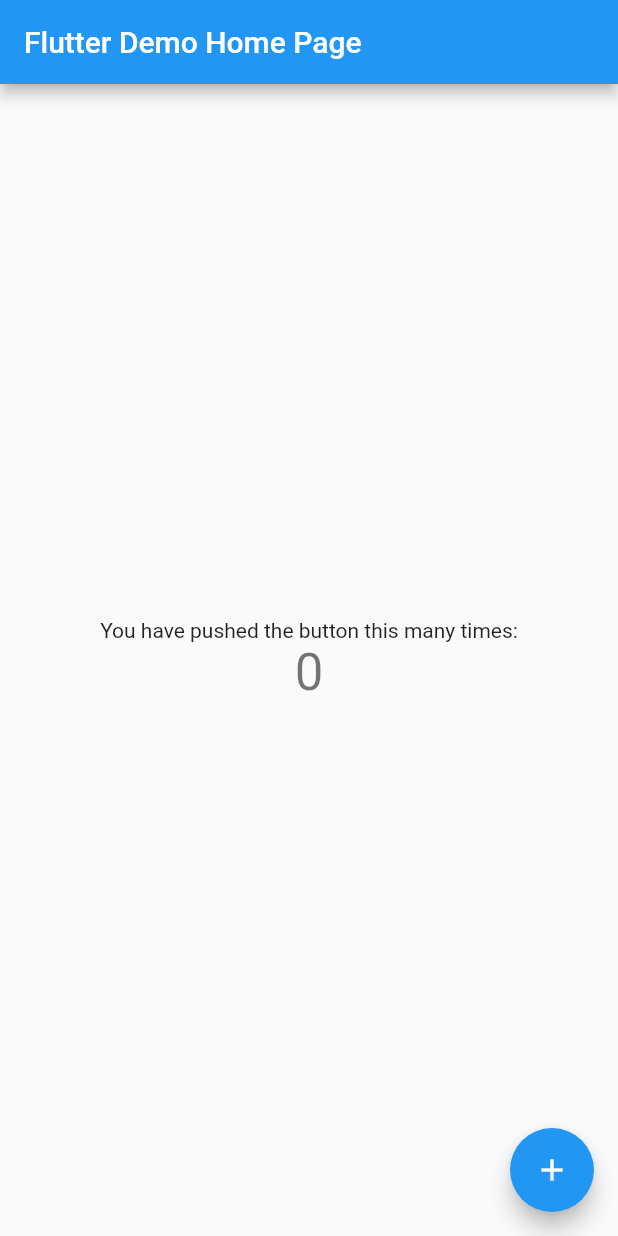
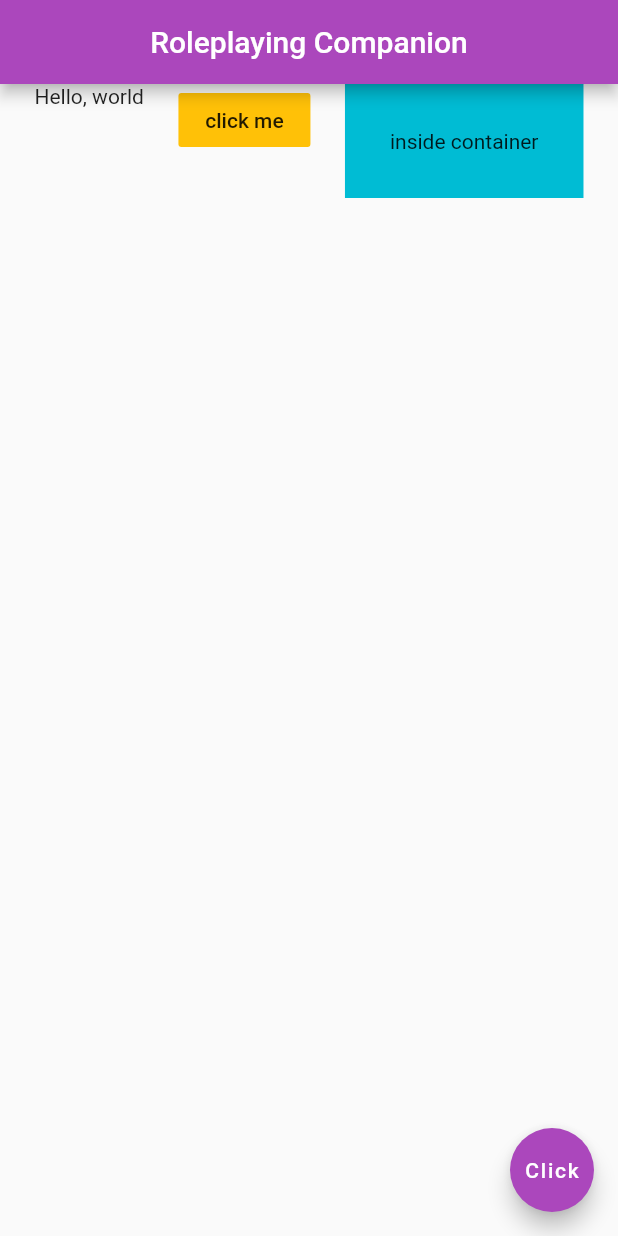
Before and after one commit to Hypnokat/RoleplayingCompanion, a Flutter app: the screen it shows after launch, on a phone screen of 412 x 824 dp. Run offline on Flutter 3.47's test engine with Material 2 defaults, Android fonts, the phone set to English and light mode, and no system bars.

Commit message:
Testing Flutter out, no major changes

```diff
--- a/lib/main.dart
+++ b/lib/main.dart
@@ -1,117 +1,42 @@
 import 'package:flutter/material.dart';
 
-void main() {
-  runApp(MyApp());
-}
+void main() => runApp(MaterialApp(
+  home: Home(),
+));
 
-class MyApp extends StatelessWidget {
-  // This widget is the root of your application.
+
+class Home extends StatelessWidget {
   @override
   Widget build(BuildContext context) {
-    return MaterialApp(
-      title: 'Flutter Demo',
-      theme: ThemeData(
-        // This is the theme of your application.
-        //
-        // Try running your application with "flutter run". You'll see the
-        // application has a blue toolbar. Then, without quitting the app, try
-        // changing the primarySwatch below to Colors.green and then invoke
-        // "hot reload" (press "r" in the console where you ran "flutter run",
-        // or simply save your changes to "hot reload" in a Flutter IDE).
-        // Notice that the counter didn't reset back to zero; the application
-        // is not restarted.
-        primarySwatch: Colors.blue,
-        // This makes the visual density adapt to the platform that you run
-        // the app on. For desktop platforms, the controls will be smaller and
-        // closer together (more dense) than on mobile platforms.
-        visualDensity: VisualDensity.adaptivePlatformDensity,
+    return Scaffold(
+      appBar: AppBar(
+        title: Text('Roleplaying Companion'),
+        centerTitle: true,
+        backgroundColor: Colors.purple[400],
       ),
-      home: MyHomePage(title: 'Flutter Demo Home Page'),
+      body:
+      Row(
+        mainAxisAlignment: MainAxisAlignment.spaceEvenly,
+        crossAxisAlignment: CrossAxisAlignment.start,
+        children: <Widget>[
+          Text('Hello, world'),
+          FlatButton(
+            onPressed: () {},
+            color: Colors.amber,
+            child: Text('click me'),
+          ),
+          Container(
+            color: Colors.cyan,
+            padding: EdgeInsets.all(30.0),
+            child: Text('inside container'),
+          ),
+        ],
+      ),
+      floatingActionButton: FloatingActionButton(
+        onPressed: () {},
+        child: Text('Click'),
+        backgroundColor: Colors.purple[400],
+      ),
     );
   }
 }
-
-class MyHomePage extends StatefulWidget {
-  MyHomePage({Key key, this.title}) : super(key: key);
-
-  // This widget is the home page of your application. It is stateful, meaning
-  // that it has a State object (defined below) that contains fields that affect
-  // how it looks.
-
-  // This class is the configuration for the state. It holds the values (in this
-  // case the title) provided by the parent (in this case the App widget) and
-  // used by the build method of the State. Fields in a Widget subclass are
-  // always marked "final".
-
-  final String title;
-
-  @override
-  _MyHomePageState createState() => _MyHomePageState();
-}
-
-class _MyHomePageState extends State<MyHomePage> {
-  int _counter = 0;
-
-  void _incrementCounter() {
-    setState(() {
-      // This call to setState tells the Flutter framework that something has
-      // changed in this State, which causes it to rerun the build method below
-      // so that the display can reflect the updated values. If we changed
-      // _counter without calling setState(), then the build method would not be
-      // called again, and so nothing would appear to happen.
-      _counter++;
-    });
-  }
-
-  @override
-  Widget build(BuildContext context) {
-    // This method is rerun every time setState is called, for instance as done
-    // by the _incrementCounter method above.
-    //
-    // The Flutter framework has been optimized to make rerunning build methods
-    // fast, so that you can just rebuild anything that needs updating rather
-    // than having to individually change instances of widgets.
-    return Scaffold(
-      appBar: AppBar(
-        // Here we take the value from the MyHomePage object that was created by
-        // the App.build method, and use it to set our appbar title.
-        title: Text(widget.title),
-      ),
-      body: Center(
-        // Center is a layout widget. It takes a single child and positions it
-        // in the middle of the parent.
-        child: Column(
-          // Column is also a layout widget. It takes a list of children and
-          // arranges them vertically. By default, it sizes itself to fit its
-          // children horizontally, and tries to be as tall as its parent.
-          //
-          // Invoke "debug painting" (press "p" in the console, choose the
-          // "Toggle Debug Paint" action from the Flutter Inspector in Android
-          // Studio, or the "Toggle Debug Paint" command in Visual Studio Code)
-          // to see the wireframe for each widget.
-          //
-          // Column has various properties to control how it sizes itself and
-          // how it positions its children. Here we use mainAxisAlignment to
-          // center the children vertically; the main axis here is the vertical
-          // axis because Columns are vertical (the cross axis would be
-          // horizontal).
-          mainAxisAlignment: MainAxisAlignment.center,
-          children: <Widget>[
-            Text(
-              'You have pushed the button this many times:',
-            ),
-            Text(
-              '$_counter',
-              style: Theme.of(context).textTheme.headline4,
-            ),
-          ],
-        ),
-      ),
-      floatingActionButton: FloatingActionButton(
-        onPressed: _incrementCounter,
-        tooltip: 'Increment',
-        child: Icon(Icons.add),
-      ), // This trailing comma makes auto-formatting nicer for build methods.
-    );
-  }
-}
```
Also changed, not shown: pubspec.yaml (+6 -11 lines), 4 other files.
